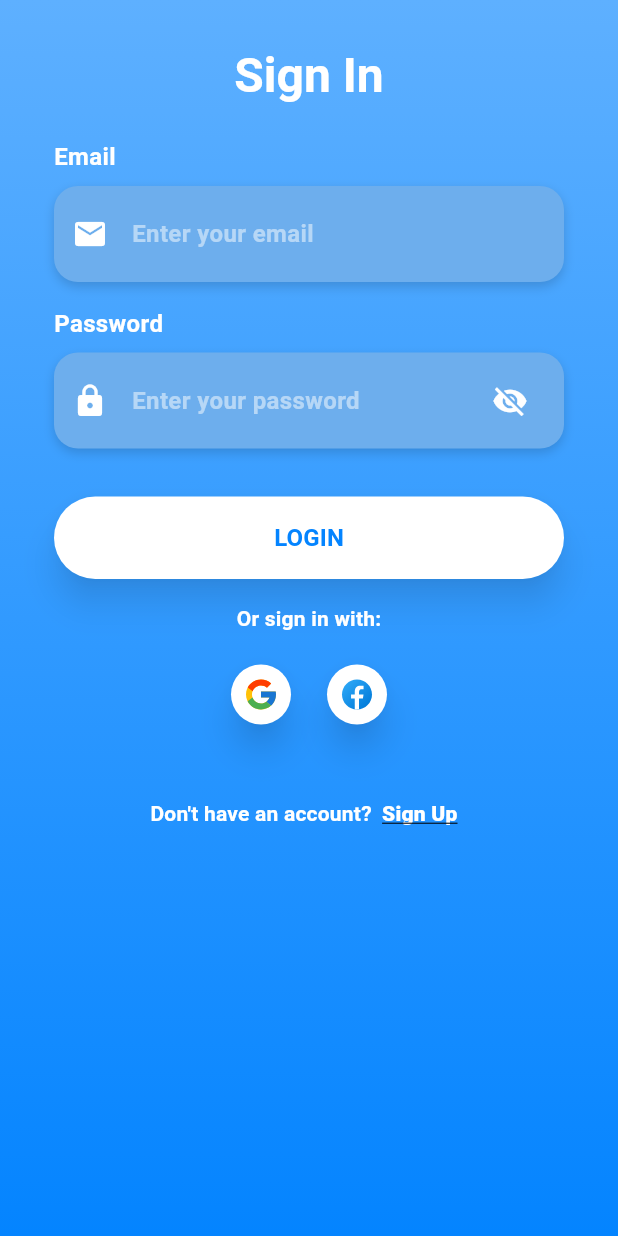
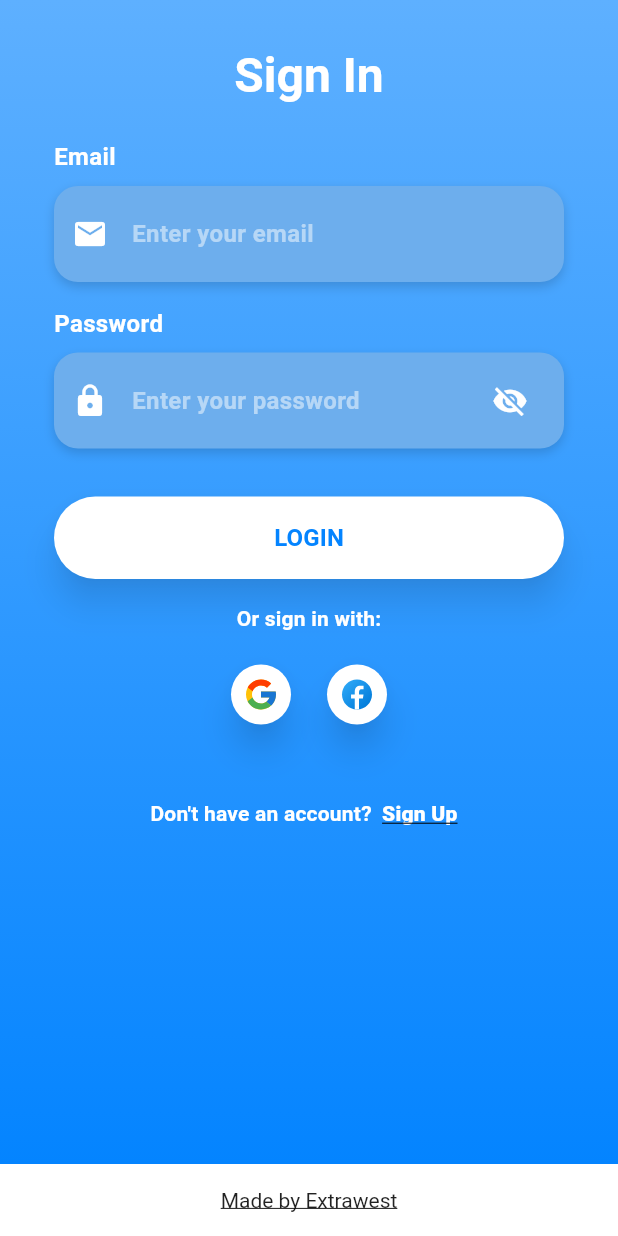
Before and after one commit to extrawest/flutter_firebase_water_tracker, a Flutter app: the screen it shows after launch, on a phone screen of 412 x 824 dp. Run offline on Flutter 3.47's test engine with Material 2 defaults, Android fonts, the phone set to English and light mode, and no system bars; our stand-ins replace cloud_firestore, equatable, firebase_analytics, firebase_auth, firebase_core, firebase_crashlytics and 9 more; missing offline and left inert: flutter_facebook_auth; accounts and stored records are empty; generated files the repository leaves out were written again.

Commit message:
company button implementation

```diff
--- a/lib/app.dart
+++ b/lib/app.dart
@@ -8,6 +8,7 @@ import 'package:water_tracker_app/features/feature_home/services/account_service
 import 'package:water_tracker_app/features/feature_login/repositories/login_repository.dart';
 import 'package:water_tracker_app/features/feature_login/services/login_service.dart';
 
+import 'extrawest_wrapper.dart';
 import 'features/feature_home/services/dynamic_links_service.dart';
 import 'features/feature_home/services/firebase_config_service.dart';
 import 'features/feature_home/services/firebase_crashlytics_service.dart';
@@ -43,12 +44,7 @@ class WaterTrackerApp extends StatelessWidget {
           ),
         ),
       ],
-      child: MaterialApp(
-        title: 'Water Tracker',
-        theme: applicationTheme,
-        initialRoute: splashScreenRoute,
-        routes: applicationRoutes,
-      ),
+      child: const ExtrawestWrapper(),
     );
   }
 }
--- a/lib/common/routes.dart
+++ b/lib/common/routes.dart
@@ -16,15 +16,36 @@ const accountScreenRoute = 'account_screen';
 const dailyGoalScreenRoute = 'daily_goal_screen';
 const drinksListScreenRoute = 'drinks_list_screen';
 
-final applicationRoutes = <String, WidgetBuilder>{
-  splashScreenRoute: (BuildContext context) => const SplashScreen(),
-  signInScreenRoute: (BuildContext context) => const SignInScreen(),
-  signUpScreenRoute: (BuildContext context) => const SignUpScreen(),
-  homeScreenRoute: (BuildContext context) => const HomeScreen(),
-  accountScreenRoute: (BuildContext context) => const AccountScreen(),
-};
+Route onGenerateRoute(RouteSettings settings) {
+  switch (settings.name) {
+    case splashScreenRoute:
+      return MaterialPageRoute(
+        builder: (context) => const SplashScreen(),
+      );
+    case signInScreenRoute:
+      return MaterialPageRoute(
+        builder: (context) => const SignInScreen(),
+      );
+    case signUpScreenRoute:
+      return MaterialPageRoute(
+        builder: (context) => const SignUpScreen(),
+      );
+    case homeScreenRoute:
+      return MaterialPageRoute(
+        builder: (context) => const HomeScreen(),
+      );
+    case accountScreenRoute:
+      return MaterialPageRoute(
+        builder: (context) => const AccountScreen(),
+      );
+    default:
+      return MaterialPageRoute(
+        builder: (context) => const SplashScreen(),
+      );
+  }
+}
 
-Route<dynamic> onGenerateRouteNested (RouteSettings settings) {
+Route<dynamic> onGenerateRouteNested(RouteSettings settings) {
   switch (settings.name) {
     case dailyGoalScreenRoute:
       return MaterialPageRoute(
--- /dev/null
+++ b/lib/extrawest_wrapper.dart
@@ -0,0 +1,46 @@
+import 'dart:io';
+
+import 'package:flutter/material.dart';
+import 'package:url_launcher/url_launcher.dart';
+import 'package:water_tracker_app/common/ui/theme/theme.dart';
+
+import 'common/routes.dart';
+
+class ExtrawestWrapper extends StatelessWidget {
+  const ExtrawestWrapper({Key? key}) : super(key: key);
+
+  @override
+  Widget build(BuildContext context) {
+    return MaterialApp(
+      title: 'Water Tracker',
+      theme: applicationTheme,
+      home: Scaffold(
+        body: Column(
+          children: [
+            const Expanded(
+              child: Navigator(
+                initialRoute: splashScreenRoute,
+                onGenerateRoute: onGenerateRoute,
+              ),
+            ),
+            TextButton(
+              style: TextButton.styleFrom(
+                foregroundColor: Colors.black87,
+                textStyle: const TextStyle(
+                  decoration: TextDecoration.underline,
+                  fontSize: 14,
+                  fontWeight: FontWeight.normal,
+                ),
+              ),
+              onPressed: () async {
+                await launchUrl(Uri.parse('https://www.extrawest.com/'));
+              },
+              child: const Text('Made by Extrawest'),
+            ),
+            if(Platform.isIOS) const SizedBox(height: 12),
+          ],
+        ),
+      ),
+    );
+  }
+}
--- a/pubspec.yaml
+++ b/pubspec.yaml
@@ -32,8 +32,8 @@ dependencies:
   flutter_bloc: ^8.1.1
   equatable: ^2.0.5
   percent_indicator: ^4.2.2
-
   image_picker: ^0.8.6
+  url_launcher: ^6.1.7
 
 dev_dependencies:
   integration_test:
```
Also changed, not shown: pubspec.lock, 1 other file.
